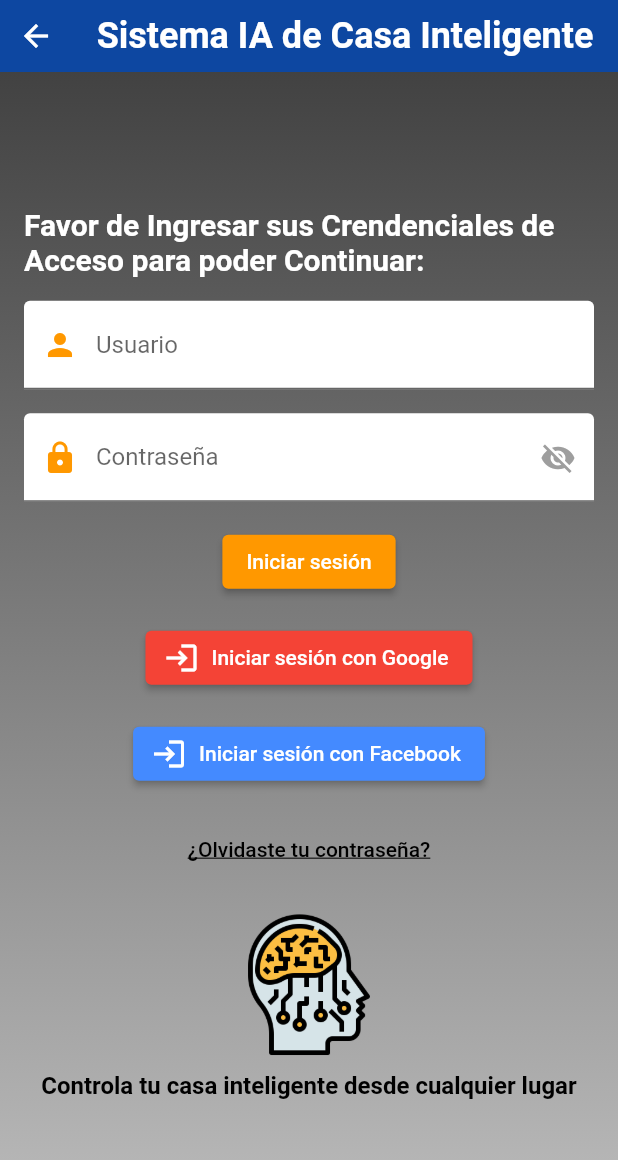
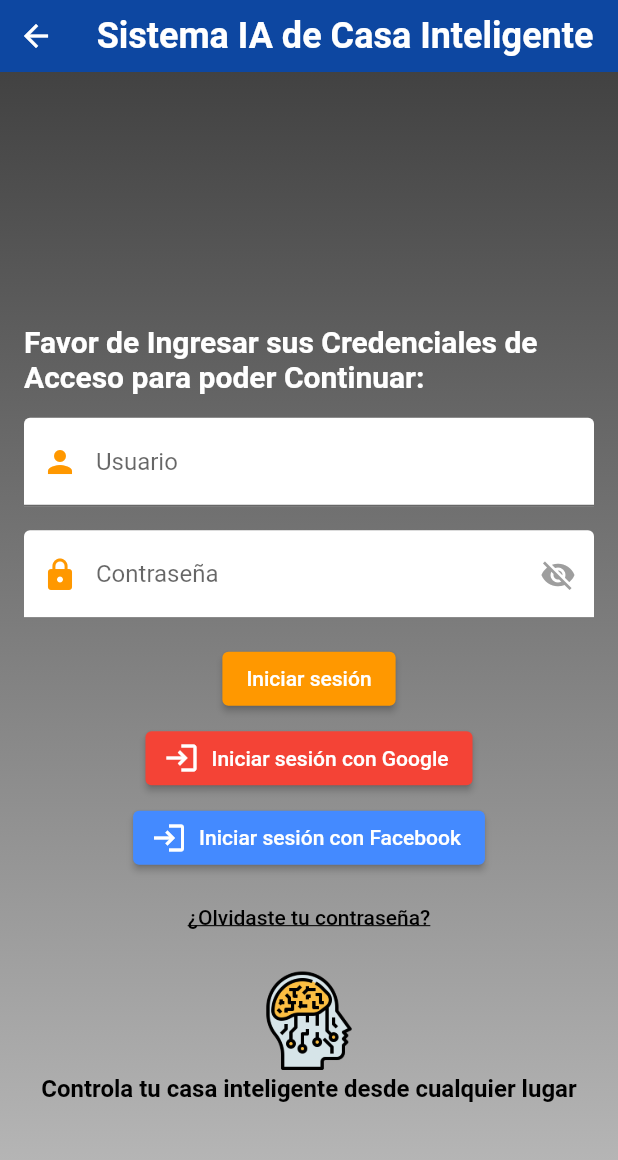
Before and after one commit to JairoMartinez1/PantallasTarea1, a Flutter app: the screen it shows after launch, after a tap on "Comencemos >", on a phone screen of 412 x 824 dp. Shown: the top 1160 px of the screen. Run offline on Flutter 3.47's test engine with Material 2 defaults, Android fonts, the phone set to English and light mode, and no system bars.

Commit message:
UI Responsivo ya con los cambios

```diff
--- a/lib/pages/home_page.dart
+++ b/lib/pages/home_page.dart
@@ -2,7 +2,7 @@ import 'package:flutter/material.dart';
 import 'package:pantallaslogin/pages/login_page.dart';
 
 class HomePage extends StatelessWidget {
-  const HomePage({super.key});
+  const HomePage({Key? key});
 
   @override
   Widget build(BuildContext context) {
@@ -17,19 +17,20 @@ class HomePage extends StatelessWidget {
 }
 
 class WelcomeScreen extends StatelessWidget {
-  const WelcomeScreen({super.key});
+  const WelcomeScreen({Key? key});
 
   @override
   Widget build(BuildContext context) {
     return Scaffold(
       backgroundColor: const Color(0xFF222222), // Color de fondo oscuro
       body: Center(
+        child: SingleChildScrollView(
           child: Column(
             mainAxisAlignment: MainAxisAlignment.center,
             children: [
               Container(
-              width: 200,
-              height: 200,
+                width: MediaQuery.of(context).size.width * 0.5,
+                height: MediaQuery.of(context).size.width * 0.5,
                 decoration: BoxDecoration(
                   borderRadius: BorderRadius.circular(100),
                   color: const Color(0xFFDDB44C), // Color de fondo del círculo
@@ -37,8 +38,8 @@ class WelcomeScreen extends StatelessWidget {
                 child: Center(
                   child: Image.asset(
                     'assets/images/img1.png', // Ruta de la imagen
-                  width: 150, // Ancho de la imagen
-                  height: 150, // Alto de la imagen
+                    width: MediaQuery.of(context).size.width * 0.375, // Ancho de la imagen
+                    height: MediaQuery.of(context).size.width * 0.375, // Alto de la imagen
                   ),
                 ),
               ),
@@ -52,7 +53,8 @@ class WelcomeScreen extends StatelessWidget {
                 ),
               ),
               const SizedBox(height: 15),
-            const Text('Hola que tal, en este sistema podrás hacer control de tu casa',
+              const Text(
+                'Hola que tal, en este sistema podrás hacer control de tu casa',
                 style: TextStyle(
                   color: Colors.white, // Color del texto
                   fontSize: 12, // Tamaño de la fuente
@@ -75,6 +77,7 @@ class WelcomeScreen extends StatelessWidget {
             ],
           ),
         ),
+      ),
     );
   }
 }
--- a/lib/pages/login_page.dart
+++ b/lib/pages/login_page.dart
@@ -5,7 +5,7 @@ void main() {
 }
 
 class MyApp extends StatelessWidget {
-  const MyApp({super.key});
+  const MyApp({Key? key});
 
   @override
   Widget build(BuildContext context) {
@@ -16,7 +16,7 @@ class MyApp extends StatelessWidget {
 }
 
 class LoginScreen extends StatelessWidget {
-  const LoginScreen({super.key});
+  const LoginScreen({Key? key});
 
   @override
   Widget build(BuildContext context) {
@@ -44,7 +44,7 @@ class LoginScreen extends StatelessWidget {
 }
 
 class TopBar extends StatelessWidget {
-  const TopBar({super.key});
+  const TopBar({Key? key});
 
   @override
   Widget build(BuildContext context) {
@@ -79,7 +79,7 @@ class TopBar extends StatelessWidget {
 }
 
 class LoginContent extends StatefulWidget {
-  const LoginContent({super.key});
+  const LoginContent({Key? key});
 
   @override
   _LoginContentState createState() => _LoginContentState();
@@ -96,11 +96,16 @@ class _LoginContentState extends State<LoginContent> {
 
   @override
   Widget build(BuildContext context) {
-    return Column(
+    return SingleChildScrollView(
+      child: ConstrainedBox(
+        constraints: BoxConstraints(
+          minHeight: MediaQuery.of(context).size.height - MediaQuery.of(context).padding.top,
+        ),
+        child: Column(
           mainAxisAlignment: MainAxisAlignment.center,
           children: [
             const Text(
-          'Favor de Ingresar sus Crendenciales de Acceso para poder Continuar:',
+              'Favor de Ingresar sus Credenciales de Acceso para poder Continuar:',
               style: TextStyle(
                 fontSize: 20.0,
                 fontWeight: FontWeight.bold,
@@ -146,7 +151,7 @@ class _LoginContentState extends State<LoginContent> {
                 onPrimary: Colors.white,
               ),
             ),
-        const SizedBox(height: 16.0),
+            const SizedBox(height: 5.0),
             ElevatedButton.icon(
               onPressed: () {
                 // Lógica para iniciar sesión con Google
@@ -158,7 +163,7 @@ class _LoginContentState extends State<LoginContent> {
                 primary: Colors.red,
               ),
             ),
-        const SizedBox(height: 16.0),
+            const SizedBox(height: 5.0),
             ElevatedButton.icon(
               onPressed: () {
                 // Lógica para iniciar sesión con Facebook
@@ -170,7 +175,7 @@ class _LoginContentState extends State<LoginContent> {
                 primary: Colors.blueAccent,
               ),
             ),
-        const SizedBox(height: 16.0),
+            const SizedBox(height: 5.0),
             TextButton(
               onPressed: () {
                 // Lógica para recuperar la contraseña
@@ -184,12 +189,12 @@ class _LoginContentState extends State<LoginContent> {
                 ),
               ),
             ),
-        const SizedBox(height: 16.0),
+            const SizedBox(height: 10.0),
             Image.asset(
               'assets/images/img1.png', // Ruta de la imagen
-          height: 100.0,
+              height: 70.0,
             ),
-        const SizedBox(height: 8.0),
+            const SizedBox(height: 1.0),
             const Text(
               'Controla tu casa inteligente desde cualquier lugar',
               textAlign: TextAlign.center,
@@ -200,6 +205,8 @@ class _LoginContentState extends State<LoginContent> {
               ),
             ),
           ],
+        ),
+      ),
     );
   }
 }
```
Lines whose indentation alone changed are shown as unchanged.
